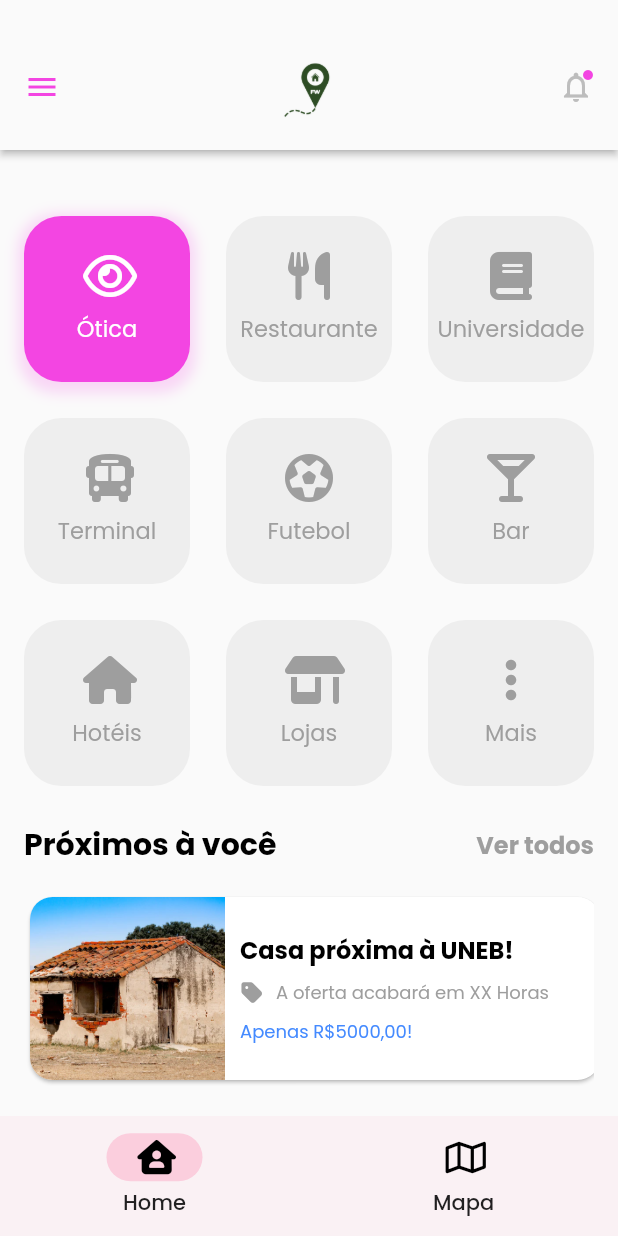
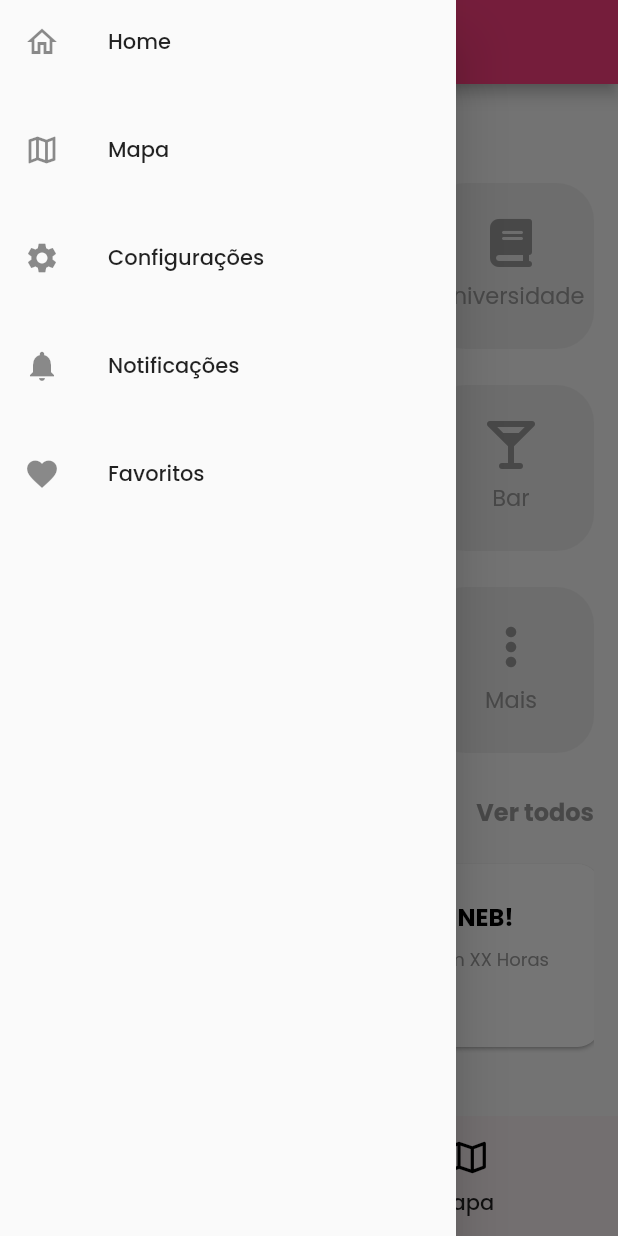
Before and after one commit to luandemitry/findway, a Flutter app: the screen it shows after launch, with the side drawer open (before the commit the screen has no drawer), on a phone screen of 412 x 824 dp. Run offline on Flutter 3.47's test engine with Material 2 defaults, Android fonts, the phone set to English and light mode, and no system bars; our stand-ins replace font_awesome_flutter, google_fonts.

Commit message:
Sidebar create

```diff
--- a/lib/main.dart
+++ b/lib/main.dart
@@ -10,7 +10,23 @@ import 'package:teste_grafos/map.dart';
 void main() {
   runApp(MyApp());
 }
+Route _rotaHome () {
+  return PageRouteBuilder(
+    pageBuilder: (context, animation, secondaryAnimation) =>
+        MyHomePage(),
+    transitionsBuilder: (context, animation, secondaryAnimation, child) {
+      const begin = Offset(0.0, 1.0);
+      const end = Offset.zero;
+      const curve = Curves.ease;
 
+      var tween = Tween(begin: begin, end: end).chain(CurveTween(curve: curve));
+      return FadeTransition(
+        opacity: animation,
+        child: child,
+      );
+    },
+  );
+}
 Route _rotaPagina () {
   return PageRouteBuilder(
     pageBuilder: (context, animation, secondaryAnimation) =>
@@ -79,45 +95,10 @@ class _MyHomePageState extends State<MyHomePage> {
   @override
   Widget build(BuildContext context) {
     return Scaffold(
-      appBar: PreferredSize(
-        preferredSize: Size.fromHeight(100),
-        child: Material(
-          elevation: 2,
-          child: Padding(
-            padding: EdgeInsets.only(left: 16, right: 16, top: 32, bottom: 16),
-            child: Row(
-              crossAxisAlignment: CrossAxisAlignment.center,
-              mainAxisAlignment: MainAxisAlignment.spaceBetween,
-              children: <Widget>[
-                Icon(
-                  Icons.menu,
-                  color: Color(0xFFf345e2),
-                ),
-                SizedBox(
-                  height: 70,
-                  child: Image.asset(
-                    'assets/images/logo.png',
-                  ),
-                ),
-                Stack(children: <Widget>[
-                  Icon(
-                    Icons.notifications_none,
-                    color: Colors.grey[400],
-                  ),
-                  Positioned(
-                    top: 0.0,
-                    right: 0.0,
-                    child: Icon(
-                      Icons.brightness_1,
-                      size: 8.0,
-                      color: Color(0xFFf345e2),
-                    ),
-                  ),
-                ]),
-              ],
-            ),
-          ),
-        ),
+      drawer: const NavigationDrawer(),
+      appBar: AppBar(
+        title: const Text('FindWay'),
+        backgroundColor: Colors.pinkAccent,
       ),
       body: Center(
         child: _page != 0 ? screens[_page] :
@@ -317,3 +298,58 @@ class _MyHomePageState extends State<MyHomePage> {
     );
   }
 }
+
+class NavigationDrawer extends StatelessWidget {
+  const NavigationDrawer({Key? key}) : super(key: key);
+
+  @override
+  Widget build(BuildContext context) => Drawer(
+    child: SingleChildScrollView(
+      child: Column(
+        crossAxisAlignment: CrossAxisAlignment.stretch,
+        children: <Widget>[
+          buildHeader(context),
+          buildMenuItems(context),
+        ],
+      ),
+    ),
+  );
+  Widget buildHeader(BuildContext context ) => Container(
+    padding: EdgeInsets.only(
+      top: MediaQuery.of(context).padding.top,
+    ),
+  );
+
+  Widget buildMenuItems(BuildContext context) => Wrap(
+    runSpacing: 16,
+    children: [
+      ListTile(
+        leading: const Icon(Icons.home_outlined),
+        title: const Text('Home'),
+        onTap: ()=>
+            Navigator.of(context).push(_rotaHome()),
+      ),
+      ListTile(
+        leading: const Icon(Icons.map_outlined),
+        title: const Text('Mapa'),
+        onTap: () =>
+            Navigator.of(context).push(_rotaHome())
+      ),
+      ListTile(
+        leading: const Icon(Icons.settings),
+        title: const Text('Configurações'),
+        onTap: (){},
+      ),
+      ListTile(
+        leading: const Icon(Icons.notifications),
+        title: const Text('Notificações'),
+        onTap: (){},
+      ),
+      ListTile(
+        leading: const Icon(Icons.favorite),
+        title: const Text('Favoritos'),
+        onTap: (){},
+      ),
+    ],
+  );
+}
```
